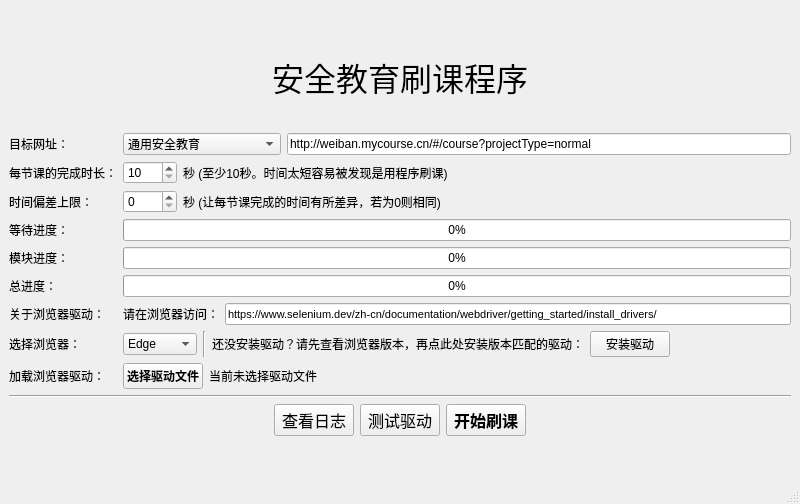
Old version of the form ui.ui in the repository laorange/ScriptForSafetyEducation.
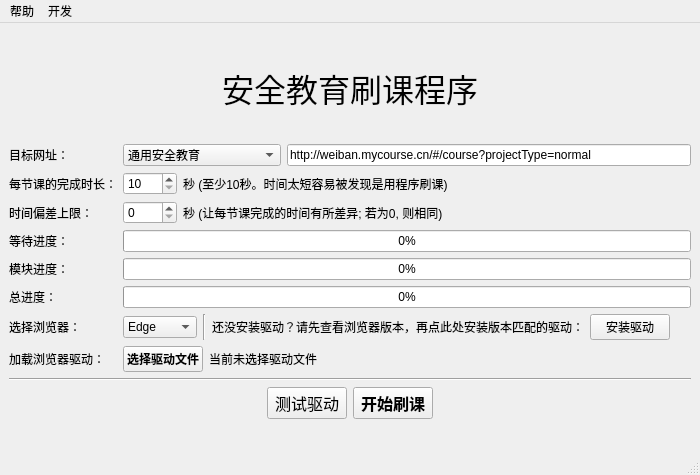
New version of the form.

Patch:
```diff
--- a/ui.ui
+++ b/ui.ui
@@ -6,13 +6,13 @@
    <rect>
     <x>0</x>
     <y>0</y>
-    <width>800</width>
-    <height>504</height>
+    <width>700</width>
+    <height>475</height>
    </rect>
   </property>
   <property name="minimumSize">
    <size>
-    <width>800</width>
+    <width>700</width>
     <height>0</height>
    </size>
   </property>
@@ -168,7 +168,7 @@
         <item row="1" column="1">
          <widget class="QLabel" name="label_6">
           <property name="text">
-           <string>秒 (让每节课完成的时间有所差异，若为0则相同)</string>
+           <string>秒 (让每节课完成的时间有所差异; 若为0, 则相同)</string>
           </property>
          </widget>
         </item>
@@ -283,46 +283,13 @@
        </widget>
       </item>
       <item row="6" column="0">
-       <widget class="QLabel" name="label_12">
-        <property name="text">
-         <string>关于浏览器驱动：</string>
-        </property>
-       </widget>
-      </item>
-      <item row="6" column="1">
-       <layout class="QHBoxLayout" name="horizontalLayout_4">
-        <item>
-         <widget class="QLabel" name="label_10">
-          <property name="text">
-           <string>请在浏览器访问：</string>
-          </property>
-         </widget>
-        </item>
-        <item>
-         <widget class="QLineEdit" name="lineEdit_2">
-          <property name="font">
-           <font>
-            <pointsize>8</pointsize>
-           </font>
-          </property>
-          <property name="text">
-           <string>https://www.selenium.dev/zh-cn/documentation/webdriver/getting_started/install_drivers/</string>
-          </property>
-          <property name="readOnly">
-           <bool>true</bool>
-          </property>
-         </widget>
-        </item>
-       </layout>
-      </item>
-      <item row="7" column="0">
        <widget class="QLabel" name="label_9">
         <property name="text">
          <string>选择浏览器：</string>
         </property>
        </widget>
       </item>
-      <item row="7" column="1">
+      <item row="6" column="1">
        <layout class="QHBoxLayout" name="horizontalLayout">
         <item>
          <widget class="QComboBox" name="BROWSER">
@@ -382,14 +349,14 @@
         </item>
        </layout>
       </item>
-      <item row="8" column="0">
+      <item row="7" column="0">
        <widget class="QLabel" name="label_8">
         <property name="text">
          <string>加载浏览器驱动：</string>
         </property>
        </widget>
       </item>
-      <item row="8" column="1">
+      <item row="7" column="1">
        <layout class="QHBoxLayout" name="horizontalLayout_2" stretch="0,1">
         <item>
          <widget class="QPushButton" name="findLocalDriver">
@@ -436,18 +403,6 @@
         </property>
        </spacer>
       </item>
-      <item>
-       <widget class="QPushButton" name="checkLog">
-        <property name="font">
-         <font>
-          <pointsize>12</pointsize>
-         </font>
-        </property>
-        <property name="text">
-         <string>查看日志</string>
-        </property>
-       </widget>
-      </item>
       <item>
        <widget class="QPushButton" name="testDriver">
         <property name="font">
@@ -518,10 +473,44 @@
     <rect>
      <x>0</x>
      <y>0</y>
-     <width>800</width>
+     <width>700</width>
      <height>22</height>
     </rect>
    </property>
+   <widget class="QMenu" name="menu">
+    <property name="title">
+     <string>帮助</string>
+    </property>
+    <widget class="QMenu" name="menu_B">
+     <property name="title">
+      <string>本程序在B站的视频</string>
+     </property>
+     <addaction name="bilibili_v1"/>
+     <addaction name="bilibili_v2"/>
+     <addaction name="bilibili_v3"/>
+    </widget>
+    <addaction name="how2GetVersionOfBrowser"/>
+    <addaction name="whyNeedDriver"/>
+    <addaction name="how2DownloadDriver"/>
+    <addaction name="separator"/>
+    <addaction name="menu_B"/>
+   </widget>
+   <widget class="QMenu" name="menu_3">
+    <property name="title">
+     <string>开发</string>
+    </property>
+    <widget class="QMenu" name="gitee">
+     <property name="title">
+      <string>查看程序源代码</string>
+     </property>
+     <addaction name="github"/>
+     <addaction name="actionGitee_2"/>
+    </widget>
+    <addaction name="checkLog"/>
+    <addaction name="gitee"/>
+   </widget>
+   <addaction name="menu"/>
+   <addaction name="menu_3"/>
   </widget>
   <widget class="QStatusBar" name="statusbar"/>
  </widget>
```
Left out of the diff: 65 changed lines with no effect on the pictures.
